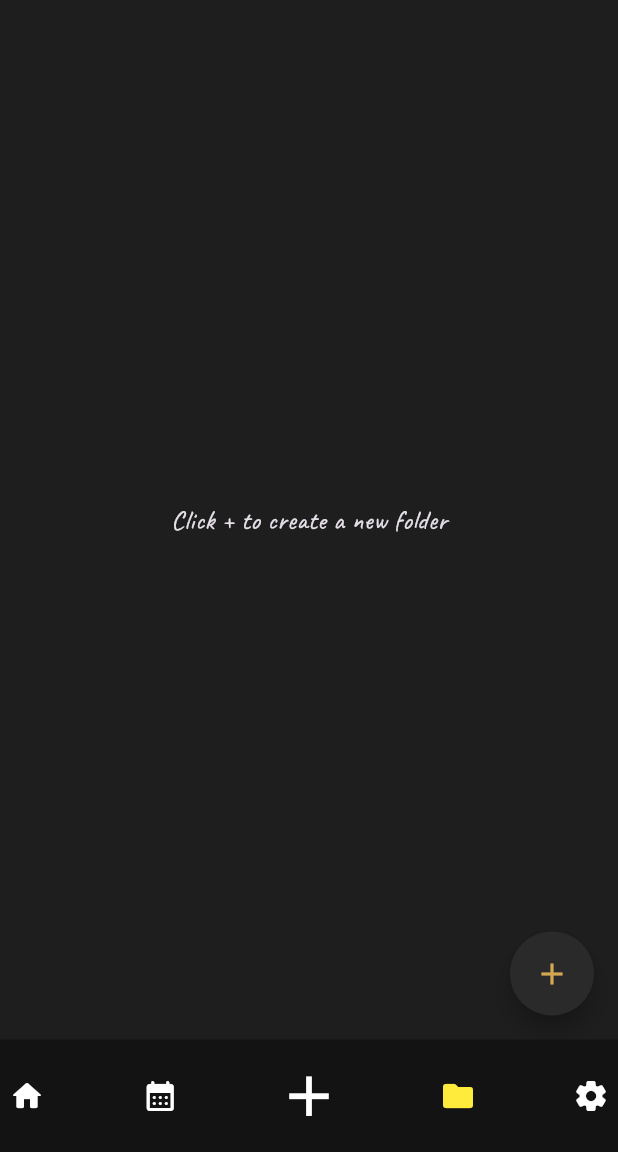
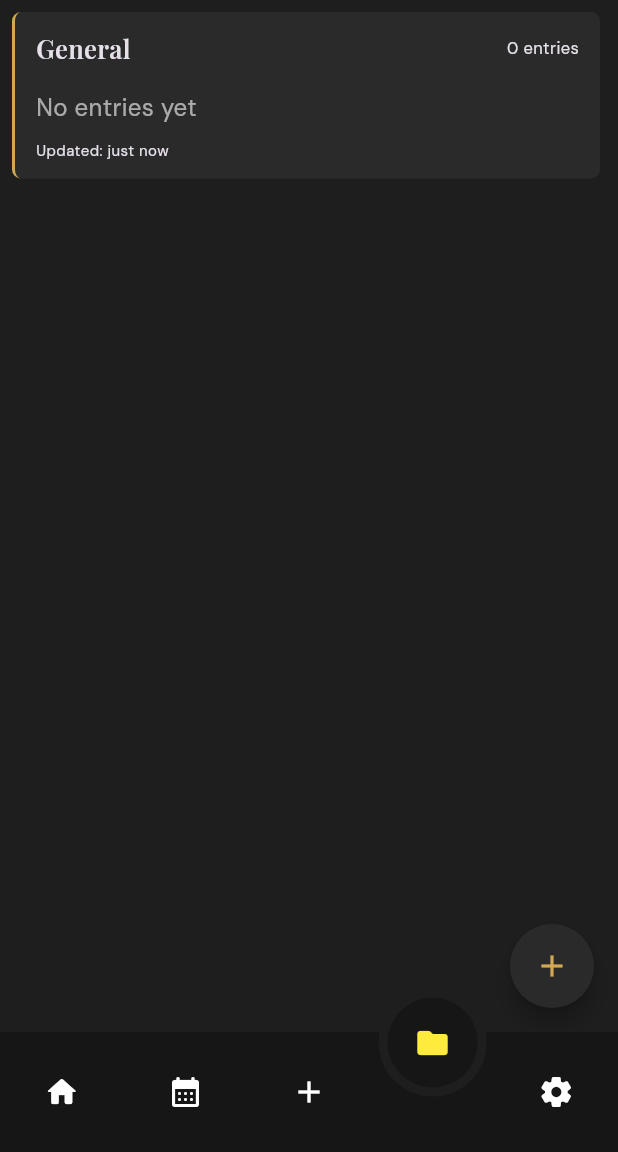
Before and after one commit to BrightBanda/journel_app, a Flutter app: the screen it shows after launch, item 4 of the bottom bar chosen, on a phone screen of 412 x 824 dp, the part 84-1236 px from its top. Run offline on Flutter 3.47's test engine with Material 3 defaults, Android fonts, the phone set to English and light mode, and no system bars; drawn by our look-alikes of circle_nav_bar, flutter_slidable, google_nav_bar; our stand-ins replace flutter_riverpod, flutter_secure_storage, google_fonts, shared_preferences, sqflite, table_calendar; accounts and stored records are empty.

Commit message:
refactor: replaced gnav with rounded nav bar

```diff
--- a/lib/main.dart
+++ b/lib/main.dart
@@ -1,3 +1,4 @@
+import 'package:circle_nav_bar/circle_nav_bar.dart';
 import 'package:flutter/material.dart';
 import 'package:flutter_riverpod/flutter_riverpod.dart';
 import 'package:google_fonts/google_fonts.dart';
@@ -62,20 +63,24 @@ class _AppShell extends ConsumerWidget {
     final navNotifier = ref.read(navIndexProvider.notifier);
     return Scaffold(
       body: _pages[currentIndex],
-      bottomNavigationBar: GNav(
-        selectedIndex: currentIndex,
-        padding: const EdgeInsets.symmetric(horizontal: 6, vertical: 15),
-        backgroundColor: const Color.fromARGB(255, 19, 19, 19),
-        color: Colors.white,
-        activeColor: Colors.yellow,
-        textStyle: const TextStyle(color: Colors.white),
-        onTabChange: (index) => navNotifier.changeTab(index),
-        tabs: const [
-          GButton(icon: Icons.home_rounded),
-          GButton(icon: Icons.calendar_month_rounded),
-          GButton(icon: Icons.add, iconSize: 45),
-          GButton(icon: Icons.folder_rounded),
-          GButton(icon: Icons.settings_rounded),
+      bottomNavigationBar: CircleNavBar(
+        color: const Color.fromARGB(255, 22, 22, 22),
+        activeIndex: currentIndex,
+
+        onTap: (index) => navNotifier.changeTab(index),
+        activeIcons: [
+          Icon(Icons.home_rounded, color: Colors.yellow),
+          Icon(Icons.calendar_month_rounded, color: Colors.yellow),
+          Icon(Icons.add, color: Colors.yellow),
+          Icon(Icons.folder_rounded, color: Colors.yellow),
+          Icon(Icons.settings_rounded, color: Colors.yellow),
+        ],
+        inactiveIcons: [
+          Icon(Icons.home_rounded, color: Colors.white),
+          Icon(Icons.calendar_month_rounded, color: Colors.white),
+          Icon(Icons.add, color: Colors.white),
+          Icon(Icons.folder_rounded, color: Colors.white),
+          Icon(Icons.settings_rounded, color: Colors.white),
         ],
       ),
     );
--- a/lib/src/presentation/view/add_note_page.dart
+++ b/lib/src/presentation/view/add_note_page.dart
@@ -7,6 +7,7 @@ import 'package:journel_new/src/presentation/viewmodel/add_note_page_viewmodel.d
 import 'package:journel_new/src/presentation/viewmodel/folder_page_viewmodel.dart';
 import 'package:journel_new/src/presentation/viewmodel/font_size_notifier.dart';
 import 'package:journel_new/src/presentation/viewmodel/main_app_viewmodel.dart';
+import 'package:journel_new/src/utils/app_snackbar.dart';
 import 'package:journel_new/src/utils/journal_text-style.dart';
 import 'package:journel_new/src/utils/notebookStyle/NoteBookLines.dart';
 
@@ -300,14 +301,10 @@ class _AddNotePageState extends ConsumerState<AddNotePage> {
                       onPressed: () {
                         if (titleController.text.isEmpty ||
                             contentController.text.isEmpty) {
-                          ScaffoldMessenger.of(context).showSnackBar(
-                            const SnackBar(
-                              content: Text(
+                          AppSnackbar.showError(
+                            context,
+                            message:
                                 "Please fill in the title and content fields",
-                              ),
-                              backgroundColor: Colors.red,
-                              duration: Duration(seconds: 2),
-                            ),
                           );
                           return;
                         }
--- a/lib/src/presentation/view/folders_page.dart
+++ b/lib/src/presentation/view/folders_page.dart
@@ -52,7 +52,7 @@ class FoldersPage extends ConsumerWidget {
                     itemCount: folders.length,
                     itemBuilder: (context, index) {
                       final folder = folders[index];
-                      final isDefaultFolder = folder.name == "default";
+                      final isDefaultFolder = folder.id == "default";
                       return FolderCard(
                         name: folder.name,
                         folderId: folder.id,
--- a/lib/src/presentation/viewmodel/folder_page_viewmodel.dart
+++ b/lib/src/presentation/viewmodel/folder_page_viewmodel.dart
@@ -9,17 +9,25 @@ class FolderPageViewmodel extends AsyncNotifier<List<Folder>> {
     final folders = foldermaps
         .map((map) => Folder(id: map["id"], name: map["name"]))
         .toList();
-    return folders;
+
+    final defaultFolder = Folder(id: "default", name: "General");
+    return [defaultFolder, ...folders];
   }
 
   Future<void> addFolder({required String name, required String id}) async {
     final newFolder = Folder(id: id, name: name);
+    if (newFolder.id == "default" || newFolder.name == "General") {
+      return;
+    }
     await DatabaseHelper.instance.insertFolder(id: id, name: name);
 
     state = AsyncValue.data([...state.value!, newFolder]);
   }
 
   Future<void> deleteFolder(Folder folder) async {
+    if (folder.id == "default") {
+      return;
+    }
     await DatabaseHelper.instance.deleteFolderById(folder.id);
     state = AsyncValue.data(
       state.value!.where((f) => f.id != folder.id).toList(),
--- a/pubspec.yaml
+++ b/pubspec.yaml
@@ -44,6 +44,7 @@ dependencies:
   google_fonts: ^8.0.2
   shared_preferences: ^2.3.2
   flutter_secure_storage: ^9.2.2
+  circle_nav_bar: ^2.2.0
 
 dev_dependencies:
   flutter_test:
```
Also changed, not shown: pubspec.lock.
